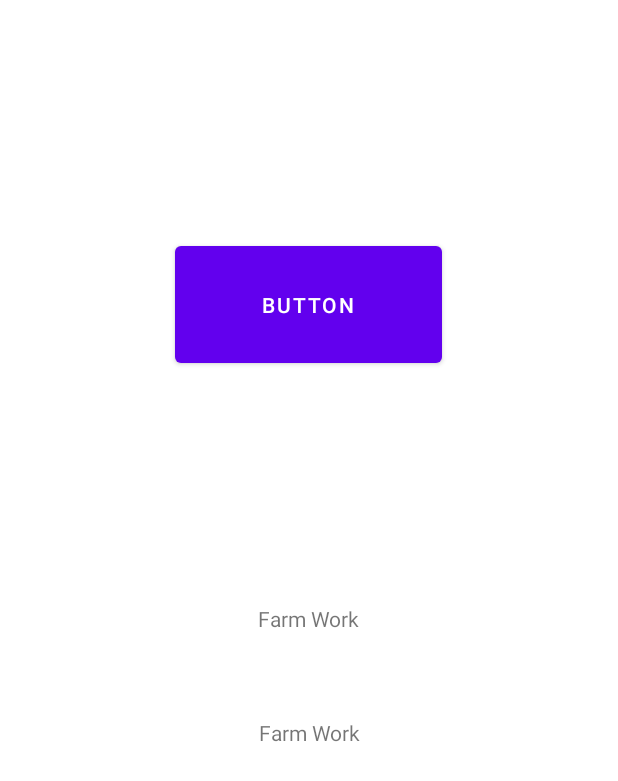
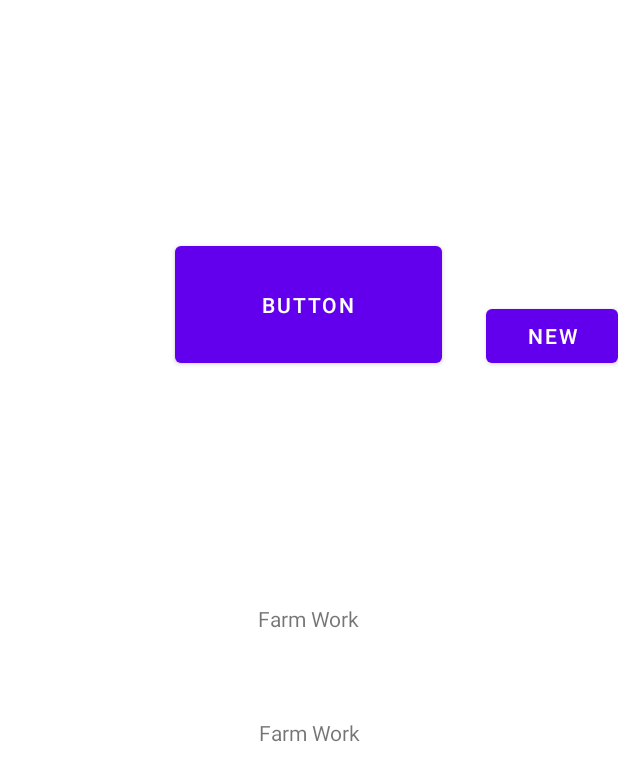
Before and after one commit to TechZite-Guru/Farm_Work, an Android app: the screen it shows after launch (MainActivity), after a tap on "हिंदी", on a phone screen of 412 x 824 dp. Shown: the top 781 px of the screen. Run offline under Robolectric (Android 15) with nearby library versions, the phone set to English and light mode, and no system bars.

Commit message:
initial commit

```diff
--- a/app/src/main/res/layout/activity_main.xml
+++ b/app/src/main/res/layout/activity_main.xml
@@ -40,4 +40,16 @@
         app:layout_constraintStart_toStartOf="parent"
         app:layout_constraintTop_toTopOf="parent" />
 
+    <Button
+        android:id="@+id/button2"
+        android:layout_height="wrap_content"
+        android:layout_width="wrap_content"
+        android:layout_marginStart="116dp"
+        android:text="new"
+        app:layout_editor_absoluteX="155dp"
+        app:layout_editor_absoluteY="116dp"
+        app:layout_constraintEnd_toEndOf="parent"
+        app:layout_constraintBottom_toBottomOf="@id/button"
+        android:layout_marginLeft="116dp" />
+
 </androidx.constraintlayout.widget.ConstraintLayout>
```
